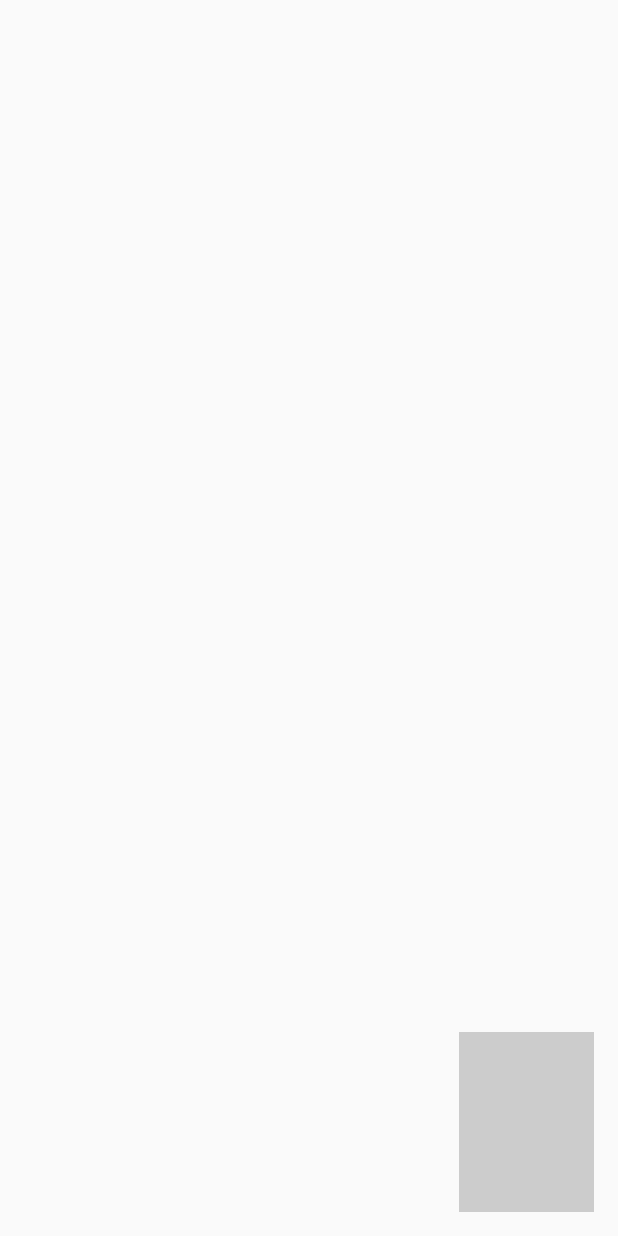
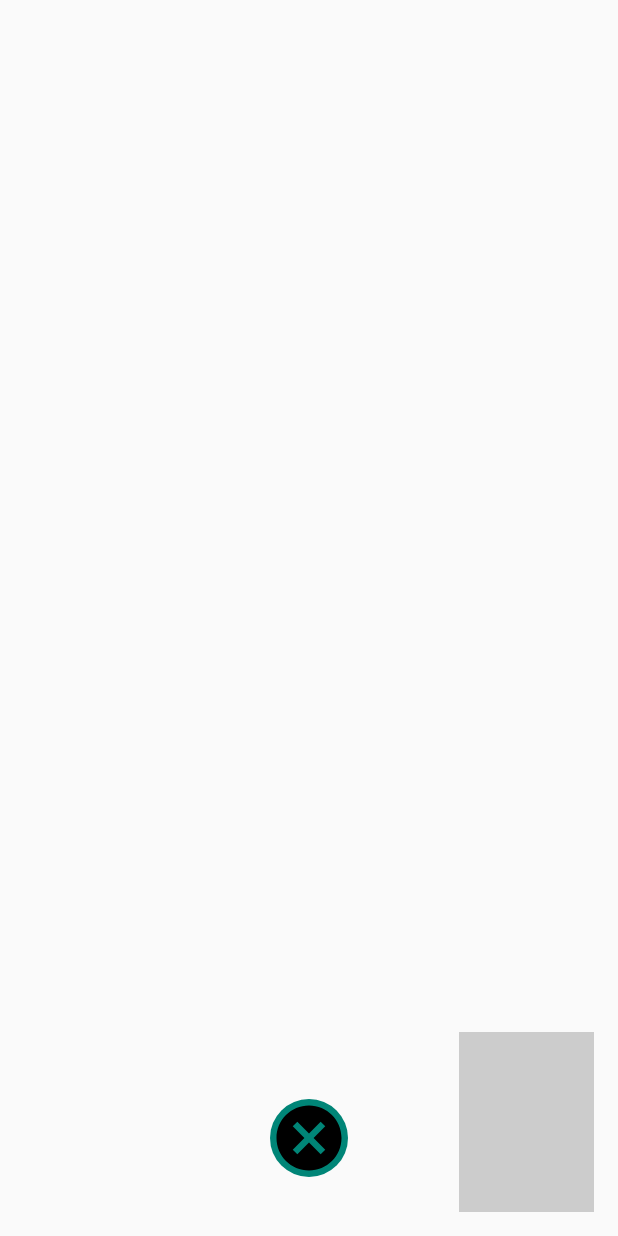
Before and after one commit to AshminKc/doctor360, an Android app: the DoctorChatActivity screen opened directly, with no data from a screen before it, on a phone screen of 412 x 824 dp. Run offline under Robolectric (Android 15) with nearby library versions, the light colour scheme and no system bars; our stand-ins replace CircleImageView, sdp/ssp sizes; libraries missing offline, so code that uses them is left out: com.opentok.android, com.thecode.aestheticdialogs, pub.devrel.easypermissions; 2 statements that could not run were skipped.

Commit message:
video chat bug fixed

```diff
--- a/app/src/main/java/com/example/doctor360/activity/DoctorChatActivity.java
+++ b/app/src/main/java/com/example/doctor360/activity/DoctorChatActivity.java
@@ -52,6 +52,7 @@ public class DoctorChatActivity extends AppCompatActivity {
     private Publisher publisher;
     private FrameLayout publisherViewContainer;
     private FrameLayout subscriberViewContainer;
+    private ImageView close;
     private static final String TAG = "DoctorChatActivity";
 
     private Session.SessionListener sessionListener = new Session.SessionListener() {
@@ -145,11 +146,20 @@ public class DoctorChatActivity extends AppCompatActivity {
         super.onCreate(savedInstanceState);
         setContentView(R.layout.activity_doctor_chat);
 
-
+        close = findViewById(R.id.imgCloseCall1);
         publisherViewContainer = findViewById(R.id.publisher_container1);
         subscriberViewContainer = findViewById(R.id.subscriber_container1);
 
         requestPermissions();
+
+        close.setOnClickListener(new View.OnClickListener() {
+            @Override
+            public void onClick(View view) {
+                if(session!=null){
+                    session.disconnect();
+                }
+            }
+        });
     }
 
     @Override
@@ -208,12 +218,4 @@ public class DoctorChatActivity extends AppCompatActivity {
             session.onResume();
         }
     }
-
-    @Override
-    protected void onDestroy() {
-        super.onDestroy();
-        if (session != null) {
-            session.disconnect();
-        }
-    }
 }
--- a/app/src/main/java/com/example/doctor360/adapter/DoctorChatListAdapter.java
+++ b/app/src/main/java/com/example/doctor360/adapter/DoctorChatListAdapter.java
@@ -70,9 +70,6 @@ public class DoctorChatListAdapter extends RecyclerView.Adapter<RecyclerView.Vie
             @Override
             public void onClick(View view) {
                 Intent intent=new Intent(view.getContext(), DoctorChatActivity.class);
-                intent.putExtra("pat_id",receiveParams.getPatientId().get_id());
-                intent.putExtra("pat_name", receiveParams.getPatientId().getName());
-                intent.putExtra("pat_photo", receiveParams.getPatientId().getProfileImg());
                 Activity activity = (Activity) context;
                 activity.startActivity(intent);
                 activity.overridePendingTransition(R.anim.anim_slide_in_left,R.anim.anim_slide_out_left);
--- a/app/src/main/java/com/example/doctor360/adapter/PatientChatListAdapter.java
+++ b/app/src/main/java/com/example/doctor360/adapter/PatientChatListAdapter.java
@@ -70,9 +70,6 @@ public class PatientChatListAdapter extends RecyclerView.Adapter<RecyclerView.Vi
             @Override
             public void onClick(View view) {
                 Intent intent=new Intent(view.getContext(), PatientChatActivity.class);
-                intent.putExtra("doc_id",receiveParams.getDoctorId().get_id());
-                intent.putExtra("doc_name", receiveParams.getDoctorId().getName());
-                intent.putExtra("doc_photo", receiveParams.getDoctorId().getProfileImg());
                 Activity activity = (Activity) context;
                 activity.startActivity(intent);
                 activity.overridePendingTransition(R.anim.anim_slide_in_left,R.anim.anim_slide_out_left);
--- /dev/null
+++ b/app/src/main/res/drawable/ic_cancel_black_24dp.xml
@@ -0,0 +1,9 @@
+<vector xmlns:android="http://schemas.android.com/apk/res/android"
+        android:width="24dp"
+        android:height="24dp"
+        android:viewportWidth="24.0"
+        android:viewportHeight="24.0">
+    <path
+        android:fillColor="#FF000000"
+        android:pathData="M12,2C6.47,2 2,6.47 2,12s4.47,10 10,10 10,-4.47 10,-10S17.53,2 12,2zM17,15.59L15.59,17 12,13.41 8.41,17 7,15.59 10.59,12 7,8.41 8.41,7 12,10.59 15.59,7 17,8.41 13.41,12 17,15.59z"/>
+</vector>
--- a/app/src/main/res/layout/activity_doctor_chat.xml
+++ b/app/src/main/res/layout/activity_doctor_chat.xml
@@ -30,6 +30,16 @@
             android:background="#CCCCCC"
             android:padding="2dp" />
 
+        <ImageView
+            android:layout_width="@dimen/_40sdp"
+            android:layout_height="@dimen/_40sdp"
+            android:layout_gravity="bottom|center_horizontal"
+            android:gravity="bottom|center_horizontal"
+            android:layout_marginBottom="@dimen/_30sdp"
+            android:src="@drawable/ic_cancel_black_24dp"
+            android:background="@drawable/round_bg"
+            android:id="@+id/imgCloseCall1"/>
+
     </FrameLayout>
 
 </androidx.constraintlayout.widget.ConstraintLayout>
```
Also changed, not shown: app/src/main/java/com/example/doctor360/activity/PatientChatActivity.java (+13 -8 lines), app/src/main/res/layout/activity_patient_chat.xml (+11 -0 lines).
